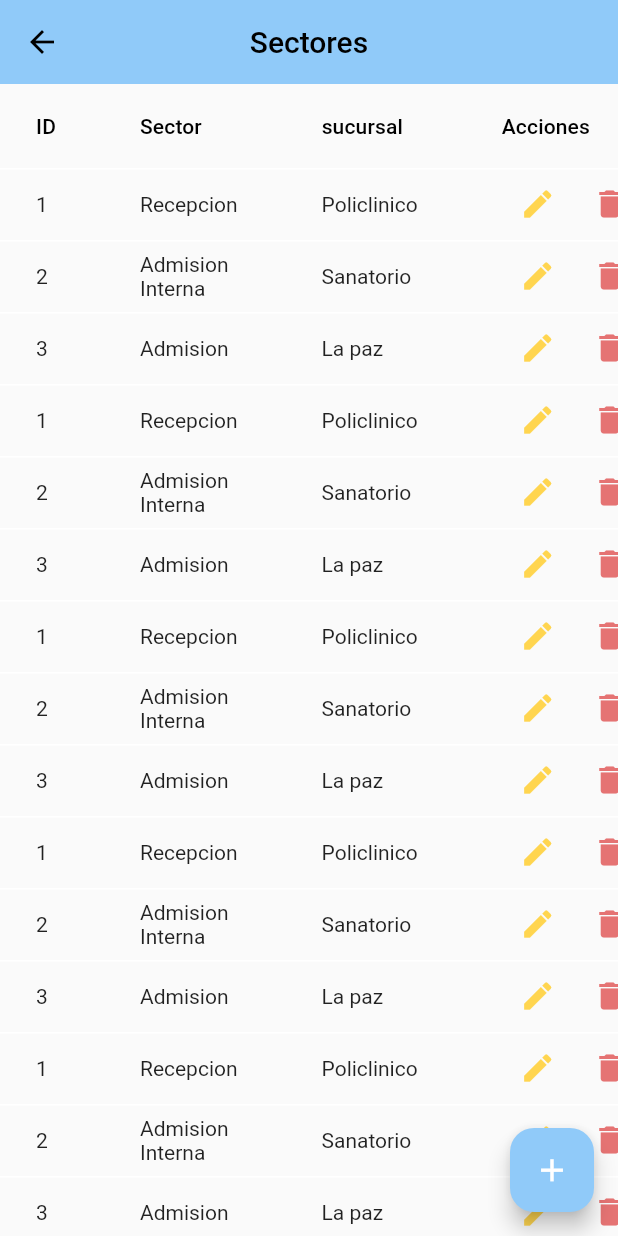
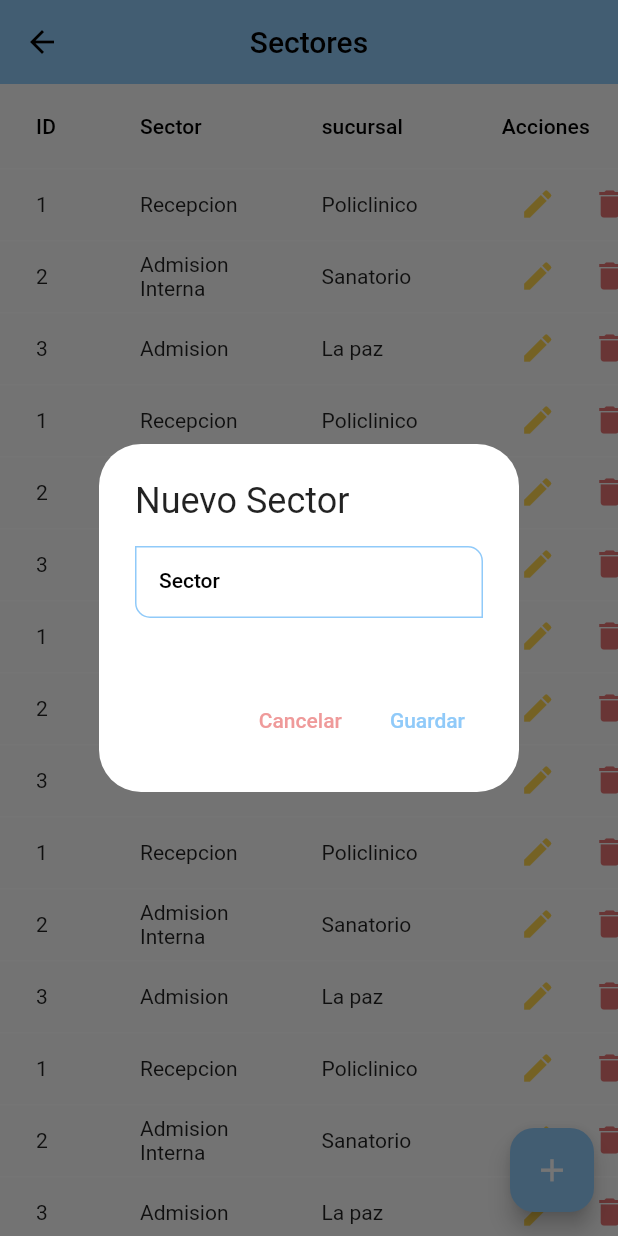
Before and after one commit to Akrata/dashboard, a Flutter app: the SectoresPage screen opened directly, after a tap on the "add" icon, on a phone screen of 412 x 824 dp. Run offline on Flutter 3.47's test engine with Material 2 defaults, Android fonts, the phone set to English and light mode, and no system bars.

Commit message:
Agregando Sectores

```diff
--- a/lib/pages/sectores_page.dart
+++ b/lib/pages/sectores_page.dart
@@ -1,3 +1,4 @@
+import 'package:dashboard/widgets/widget.dart';
 import 'package:flutter/material.dart';
 
 class SectoresPage extends StatefulWidget {
@@ -128,6 +129,43 @@ class _SectoresPageState extends State<SectoresPage> {
     );
   }
 
+  void _newSectorPopup() {
+    showDialog(
+      context: context,
+      builder: (context) => AlertDialog(
+        title: Text('Nuevo Sector'),
+        content: Column(
+          mainAxisSize: MainAxisSize.min,
+          children: [
+            TextField(
+              decoration: InputDecoration(
+                labelText: 'Sector',
+              ),
+            ),
+            SizedBox(
+              height: 20,
+            ),
+          ],
+        ),
+        actions: [
+          TextButton(
+            child: Text(
+              'Cancelar',
+              style: TextStyle(color: Colors.red.shade200),
+            ),
+            onPressed: () {
+              Navigator.of(context).pop();
+            },
+          ),
+          TextButton(
+            child: Text('Guardar'),
+            onPressed: () {},
+          ),
+        ],
+      ),
+    );
+  }
+
   @override
   Widget build(BuildContext context) {
     return Scaffold(
@@ -175,7 +213,7 @@ class _SectoresPageState extends State<SectoresPage> {
         ),
       ),
       floatingActionButton: FloatingActionButton(
-          onPressed: () {},
+          onPressed: () => _newSectorPopup(),
           child: Icon(
             Icons.add,
             size: 25,
--- a/lib/widgets/widget.dart
+++ b/lib/widgets/widget.dart
@@ -1,3 +1,5 @@
+export 'package:dashboard/widgets/nuevo_sector.dart';
+
 export 'package:dashboard/widgets/custom_expanded_sizde.dart';
 
 export 'package:dashboard/widgets/custom_icon_menu.dart';
```
Also changed, not shown: lib/widgets/nuevo_sector.dart (added, +16 -0 lines).
